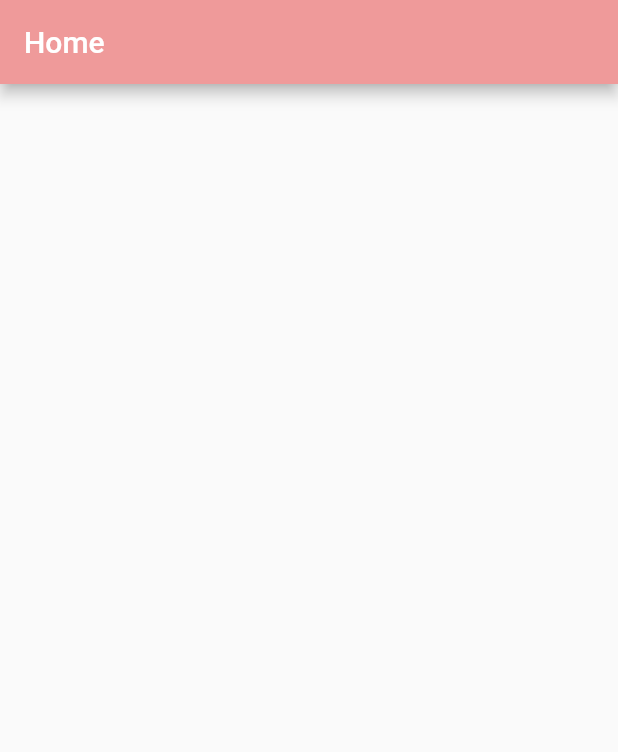
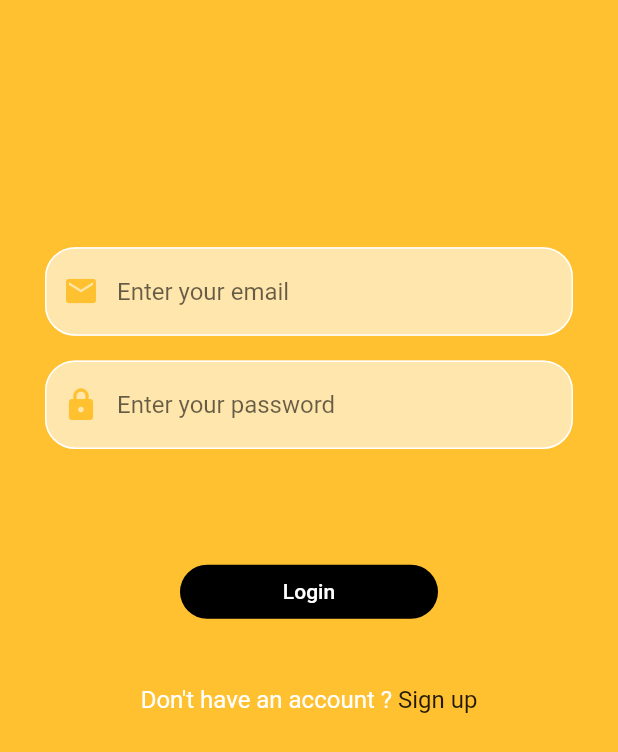
Before and after one commit to raghda-ali/gp_project, a Flutter app: the screen it shows after launch, on a phone screen of 412 x 824 dp. Shown: the top 752 px of the screen. Run offline on Flutter 3.47's test engine with Material 2 defaults, Android fonts, the phone set to English and light mode, and no system bars.

Commit message:
login_screen

```diff
--- /dev/null
+++ b/lib/constance.dart
@@ -0,0 +1,5 @@
+import 'package:flutter/cupertino.dart';
+
+import 'package:flutter/material.dart';
+const KMainColor= Color(0xFFFFC12F);
+const KSocondaryColor= Color(0xFFFFE6AC);
--- a/lib/main.dart
+++ b/lib/main.dart
@@ -1,5 +1,5 @@
 import 'package:flutter/material.dart';
-import 'package:gp_project/routes/Home.dart';
+import 'package:gp_project/routes/login_screen.dart';
 
 void main() {
   runApp(MyApp());
@@ -10,7 +10,7 @@ class MyApp extends StatelessWidget {
   @override
   Widget build(BuildContext context) {
     return MaterialApp(
-      home: Home(),
+      home: LoginScreen(),
     );
   }
 }
--- /dev/null
+++ b/lib/routes/login_screen.dart
@@ -0,0 +1,73 @@
+import 'package:flutter/material.dart';
+import 'package:gp_project/constance.dart';
+import 'package:gp_project/widgets/Custom_TextField.dart';
+
+
+
+class LoginScreen extends StatelessWidget {
+  static String id='LoginScreen';
+  @override
+  Widget build(BuildContext context) {
+       double height = MediaQuery.of(context).size.height;
+        return Scaffold(
+        backgroundColor: KMainColor,
+          body: ListView(
+            children:<Widget>[
+            SizedBox(
+               height: height*.2,
+             ),
+             CustomTextField(
+                hint: 'Enter your email',
+                icon: Icons.email,
+              ),
+             SizedBox(
+               height: height*.02,
+             ),
+              CustomTextField(
+                 icon: Icons.lock,
+                 hint: 'Enter your password',
+                 ),
+                SizedBox(
+               height: height*.05,
+             ),
+              Padding(
+                padding: const EdgeInsets.symmetric(horizontal: 120,vertical:30),
+                child: FlatButton(
+                  shape: RoundedRectangleBorder(
+                    borderRadius: BorderRadius.circular(20)
+                    ),
+                   onPressed: () {  },
+                  color: Colors.black,
+
+                   child: Text(
+                     'Login',
+                     style: TextStyle(
+                       color: Colors.white,
+                     ),
+                     ),
+                   ),
+              ) ,
+               SizedBox(
+               height: height*.01,
+             ),
+               Row(
+                 mainAxisAlignment: MainAxisAlignment.center,
+                 children: <Widget>[
+                   Text("Don't have an account ? ",
+                   style: TextStyle(
+                     color:Colors.white,
+                     fontSize: 16
+                     ),
+                   ),
+                   Text('Sign up',
+                   style: TextStyle(
+                     fontSize: 16
+                   ) ,
+                   )
+                 ],
+               )
+        ],
+      ),
+    );
+  }
+}
--- /dev/null
+++ b/lib/widgets/Custom_TextField.dart
@@ -0,0 +1,40 @@
+import 'package:flutter/material.dart';
+
+import '../constance.dart';
+class CustomTextField extends StatelessWidget {
+  final String hint;
+  final IconData icon;
+  CustomTextField({@required this.icon,@required this.hint});
+
+  @override
+  Widget build(BuildContext context) {
+    return Padding(
+      padding: const EdgeInsets.symmetric(horizontal: 30),
+
+      child: TextField (
+        cursorColor: KMainColor,
+        decoration:InputDecoration(
+          hintText: hint,
+          prefixIcon: Icon(
+           icon,
+            color: KMainColor,
+          ),
+          filled: true,
+          fillColor: KSocondaryColor,
+           enabledBorder: OutlineInputBorder(
+            borderRadius: BorderRadius.circular(20),
+            borderSide: BorderSide(
+              color: Colors.white
+            )
+          ),
+           focusedBorder:  OutlineInputBorder(
+            borderRadius: BorderRadius.circular(20),
+            borderSide: BorderSide(
+              color: Colors.white
+            )
+          )
+          ) ,
+          ),
+    );
+  }
+}
```
